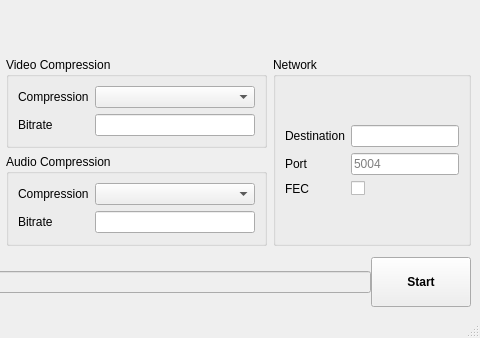
Above: gui/QT/ui/ultragrid_window.ui from mpiatka/UltraGrid before the change; both pictures show x 538 to 1018 and y 373 to 711 of the 1018 by 711 pixel window. Below: the same form after it.
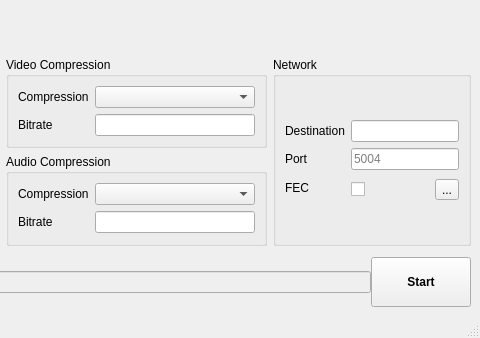
That is the form after the change. Custom widgets are drawn as their Qt base class.

Commit message: Add fec config button

```diff
--- a/gui/QT/ui/ultragrid_window.ui
+++ b/gui/QT/ui/ultragrid_window.ui
@@ -341,6 +341,9 @@
         <layout class="QVBoxLayout" name="verticalLayout_4">
          <item>
           <layout class="QFormLayout" name="formLayout_7">
+           <property name="fieldGrowthPolicy">
+            <enum>QFormLayout::AllNonFixedFieldsGrow</enum>
+           </property>
            <property name="formAlignment">
             <set>Qt::AlignLeading|Qt::AlignLeft|Qt::AlignVCenter</set>
            </property>
@@ -361,16 +364,6 @@
              </property>
             </widget>
            </item>
-           <item row="2" column="0">
-            <widget class="QLabel" name="fECLabel">
-             <property name="text">
-              <string>FEC</string>
-             </property>
-            </widget>
-           </item>
-           <item row="2" column="1">
-            <widget class="QCheckBox" name="fECCheckBox"/>
-           </item>
            <item row="1" column="0">
             <widget class="QLabel" name="portLabel">
              <property name="text">
@@ -385,6 +378,30 @@
              </property>
             </widget>
            </item>
+           <item row="3" column="0">
+            <widget class="QLabel" name="fECLabel">
+             <property name="text">
+              <string>FEC</string>
+             </property>
+            </widget>
+           </item>
+           <item row="3" column="1">
+            <layout class="QHBoxLayout" name="horizontalLayout_2">
+             <property name="topMargin">
+              <number>3</number>
+             </property>
+             <item>
+              <widget class="QCheckBox" name="fECCheckBox"/>
+             </item>
+             <item>
+              <widget class="QToolButton" name="fecToolBtn">
+               <property name="text">
+                <string>...</string>
+               </property>
+              </widget>
+             </item>
+            </layout>
+           </item>
           </layout>
          </item>
         </layout>
```
Left out of the diff: 16 changed lines with no effect on the pictures. The commit also changes 3 other files.
